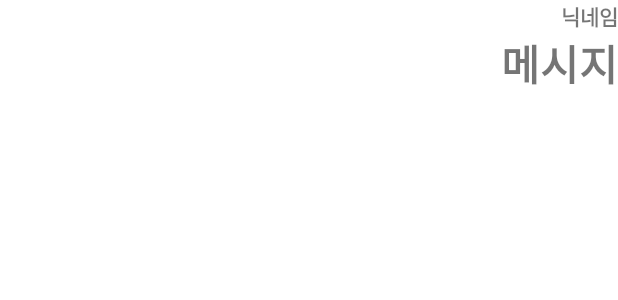
After one commit to jellyfrogteam/imFINE2, an Android app: the layout rv_chat.xml on its own in the app's theme, with its tools: preview values and no code run, on a phone screen of 412 x 824 dp. The commit adds this screen. Shown: the top 300 px of the screen. Run offline under Robolectric (Android 15) with nearby library versions, the phone set to English and light mode, and no system bars.

Commit message:
21.11.13 채팅 단방향 완료

```diff
--- a/app/build.gradle
+++ b/app/build.gradle
@@ -60,4 +60,10 @@ dependencies {
     implementation 'androidx.navigation:navigation-fragment-ktx:2.3.4'
     implementation 'androidx.navigation:navigation-ui-ktx:2.3.4'
     implementation 'com.google.firebase:firebase-database-ktx'
+
+    def lifecycle_version = "2.3.1"
+    // ViewModel
+    implementation "androidx.lifecycle:lifecycle-viewmodel-ktx:$lifecycle_version"
+    // LiveData
+    implementation "androidx.lifecycle:lifecycle-livedata-ktx:$lifecycle_version"
 }
--- a/app/src/main/AndroidManifest.xml
+++ b/app/src/main/AndroidManifest.xml
@@ -34,6 +34,7 @@
             android:name=".VideoCall"
             android:configChanges="keyboardHidden|orientation|screenSize"
             android:hardwareAccelerated="true"
+            android:windowSoftInputMode="adjustPan|stateAlwaysHidden"
             >
 
         </activity>
--- /dev/null
+++ b/app/src/main/java/com/example/imfine/ChatArea.kt
@@ -0,0 +1,3 @@
+package com.example.imfine
+
+data class ChatArea(val nickName:String = "nickName", val msg:String = "hi")
--- /dev/null
+++ b/app/src/main/res/layout/rv_chat.xml
@@ -0,0 +1,29 @@
+<?xml version="1.0" encoding="utf-8"?>
+<LinearLayout xmlns:android="http://schemas.android.com/apk/res/android"
+    xmlns:app="http://schemas.android.com/apk/res-auto"
+    android:layout_width="match_parent"
+    android:layout_height="wrap_content"
+    android:orientation="vertical"
+    android:id="@+id/rv_chat_layout"
+    android:gravity="right">
+
+
+    <TextView
+        android:id="@+id/nickName"
+        android:text="닉네임"
+        android:textSize="14dp"
+        android:textStyle="bold"
+        android:layout_width="wrap_content"
+        android:layout_height="wrap_content"/>
+
+    <TextView
+        android:id="@+id/msg"
+        android:layout_width="wrap_content"
+        android:layout_height="wrap_content"
+        android:gravity="center_horizontal"
+        android:text="메시지"
+        android:textStyle="bold"
+        android:textSize="28dp"/>
+
+
+</LinearLayout>
```
Also changed, not shown: app/src/main/java/com/example/imfine/ChatListViewModel.kt (added, +18 -0 lines), app/src/main/java/com/example/imfine/ChatRecyclerViewAdapter.kt (added, +39 -0 lines), app/src/main/java/com/example/imfine/Repo.kt (added, +65 -0 lines), app/src/main/java/com/example/imfine/VideoCall.kt (+77 -67 lines), app/src/main/res/layout/videocall.xml (+21 -14 lines).
